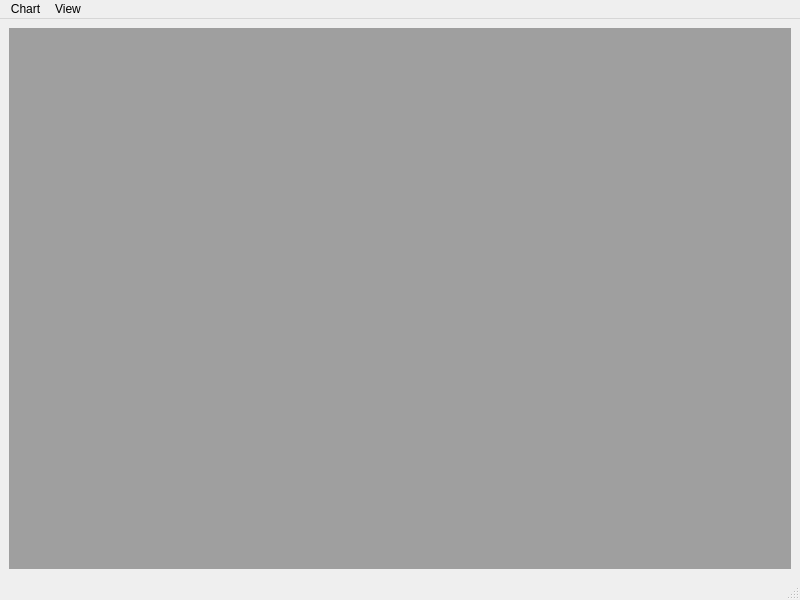
Old version of the form terminal/mainwindow.ui in the repository templait/atrade.
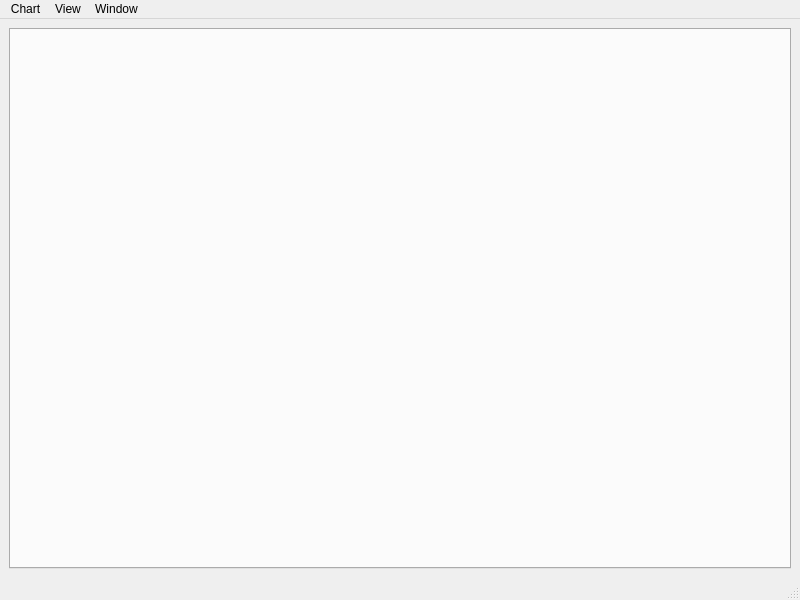
New version of the form.

What changed in the file:
```diff
--- a/terminal/mainwindow.ui
+++ b/terminal/mainwindow.ui
@@ -15,8 +15,15 @@
   </property>
   <widget class="QWidget" name="centralwidget">
    <layout class="QVBoxLayout" name="verticalLayout">
+    <property name="spacing">
+     <number>0</number>
+    </property>
     <item>
-     <widget class="QMdiArea" name="mdiArea"/>
+     <widget class="QTabWidget" name="tabWidget">
+      <property name="tabsClosable">
+       <bool>true</bool>
+      </property>
+     </widget>
     </item>
    </layout>
   </widget>
@@ -41,8 +48,18 @@
     <addaction name="actionNew_chart_window"/>
     <addaction name="actionChart_window_configuration"/>
    </widget>
+   <widget class="QMenu" name="menuWindow">
+    <property name="title">
+     <string>Window</string>
+    </property>
+    <addaction name="actionCascade"/>
+    <addaction name="actionTile"/>
+    <addaction name="separator"/>
+    <addaction name="actionNew_tab"/>
+   </widget>
    <addaction name="menuChart"/>
    <addaction name="menuView"/>
+   <addaction name="menuWindow"/>
   </widget>
   <widget class="QStatusBar" name="statusbar"/>
   <action name="actionNew_chart_window">
```
Left out of the diff: 23 changed lines with no effect on the pictures.
